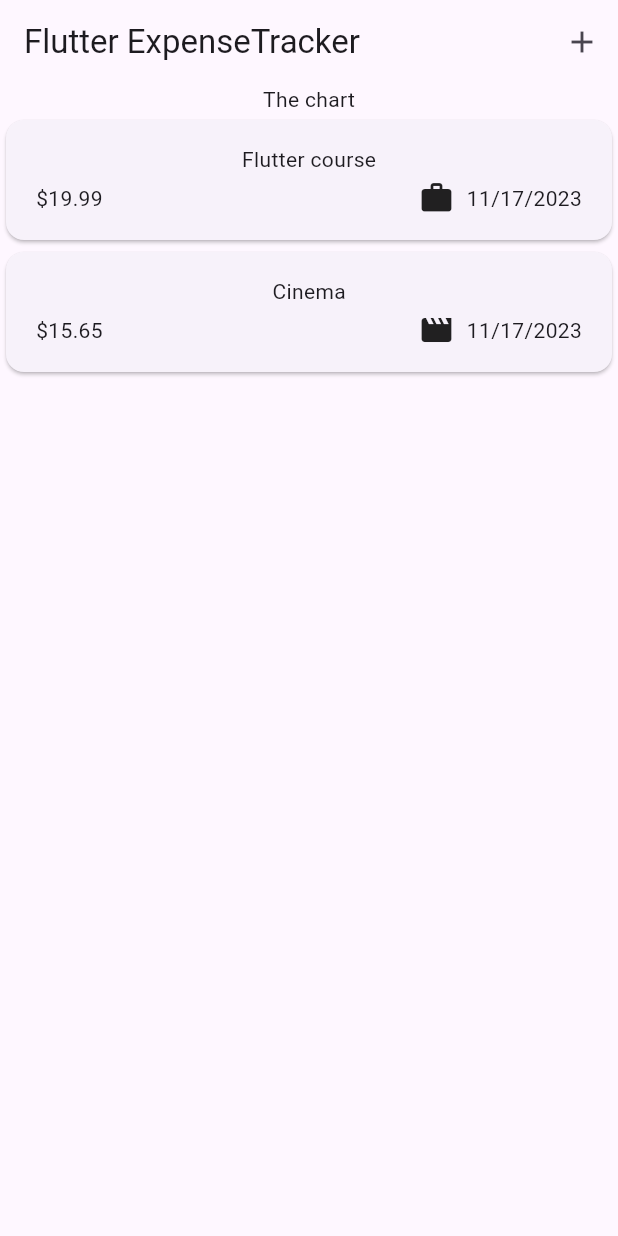
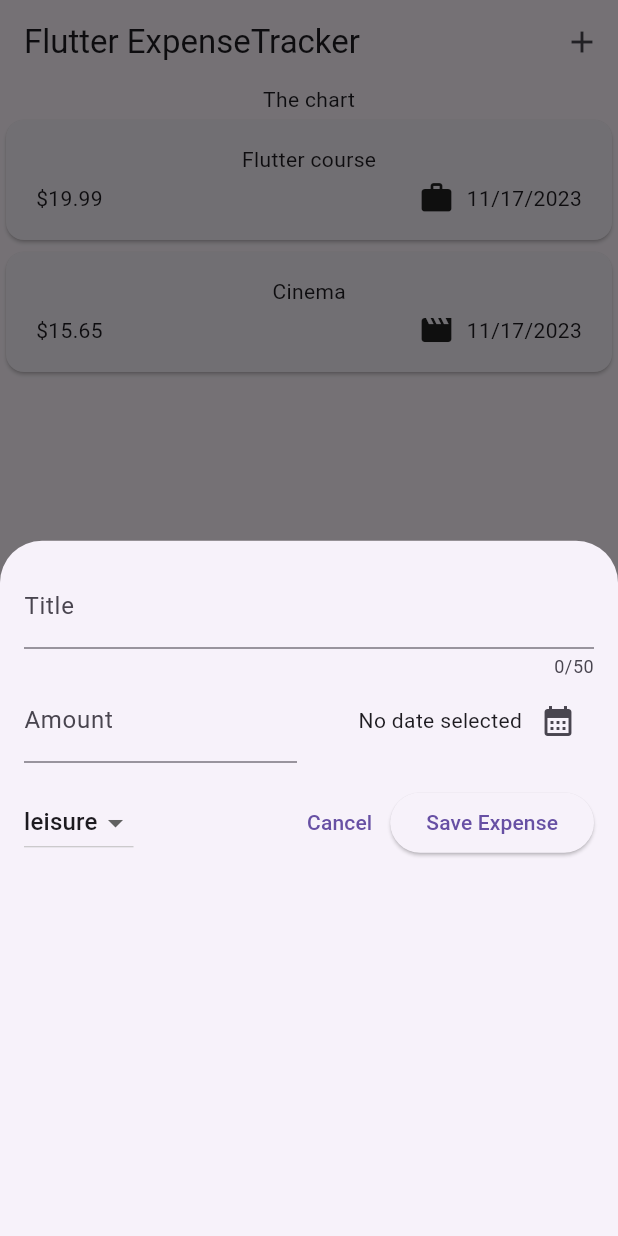
Before and after one commit to Qloozen/flutter-apps, a Flutter app: the screen it shows after launch, after a tap on the "add" icon, on a phone screen of 412 x 824 dp. Run offline on Flutter 3.47's test engine with Material 2 defaults, Android fonts, the phone set to English and light mode, and no system bars; our stand-ins replace google_fonts.

Commit message:
Added the user input field for creating expenses

```diff
--- a/expense_tracker/lib/widgets/expenses.dart
+++ b/expense_tracker/lib/widgets/expenses.dart
@@ -1,5 +1,6 @@
 import 'package:expense_tracker/widgets/expenses_list/expenses_list.dart';
 import "package:expense_tracker/models/expense.dart";
+import "package:expense_tracker/widgets/new_expense.dart";
 import "package:flutter/material.dart";
 
 class Expenses extends StatefulWidget {
@@ -27,6 +28,11 @@ class _ExpensesState extends State<Expenses> {
     ),
   ];
 
+  void _openAddExpenseOverlay() {
+    showModalBottomSheet(
+        context: context, builder: (ctx) => const NewExpense());
+  }
+
   @override
   Widget build(BuildContext context) {
     return Scaffold(
@@ -34,7 +40,7 @@ class _ExpensesState extends State<Expenses> {
         title: const Text("Flutter ExpenseTracker"),
         actions: [
           IconButton(
-            onPressed: () {},
+            onPressed: _openAddExpenseOverlay,
             icon: const Icon(Icons.add),
           ),
         ],
--- /dev/null
+++ b/expense_tracker/lib/widgets/new_expense.dart
@@ -0,0 +1,119 @@
+import 'package:expense_tracker/models/expense.dart';
+import 'package:flutter/material.dart';
+
+class NewExpense extends StatefulWidget {
+  const NewExpense({super.key});
+
+  @override
+  State<NewExpense> createState() {
+    return _NewExpenseState();
+  }
+}
+
+class _NewExpenseState extends State<NewExpense> {
+  final _titleController = TextEditingController();
+  final _amountController = TextEditingController();
+  DateTime? _selectedDate;
+  Category _selectedCategory = Category.leisure;
+
+  void _showDatePicker() async {
+    final now = DateTime.now();
+    final firstDate = DateTime(now.year - 1, now.month, now.day);
+    final pickedDate = await showDatePicker(
+      context: context,
+      initialDate: now,
+      firstDate: firstDate,
+      lastDate: now,
+    );
+    setState(() {
+      _selectedDate = pickedDate;
+    });
+  }
+
+  @override
+  void dispose() {
+    _titleController.dispose();
+    _amountController.dispose();
+    super.dispose();
+  }
+
+  @override
+  Widget build(BuildContext context) {
+    return Padding(
+      padding: const EdgeInsets.all(16),
+      child: Column(
+        children: [
+          TextField(
+            controller: _titleController,
+            maxLength: 50,
+            decoration: const InputDecoration(
+              label: Text("Title"),
+            ),
+          ),
+          Row(
+            children: [
+              Expanded(
+                child: TextField(
+                  controller: _amountController,
+                  keyboardType: TextInputType.number,
+                  decoration: const InputDecoration(
+                    prefixText: "\$ ",
+                    label: Text("Amount"),
+                  ),
+                ),
+              ),
+              const SizedBox(
+                width: 16,
+              ),
+              Expanded(
+                  child: Row(
+                mainAxisAlignment: MainAxisAlignment.end,
+                crossAxisAlignment: CrossAxisAlignment.center,
+                children: [
+                  Text(
+                    _selectedDate == null
+                        ? "No date selected"
+                        : dateFormatter.format(_selectedDate!),
+                  ),
+                  IconButton(
+                    onPressed: _showDatePicker,
+                    icon: const Icon(Icons.calendar_month),
+                  )
+                ],
+              ))
+            ],
+          ),
+          const SizedBox(height: 16),
+          Row(
+            children: [
+              DropdownButton(
+                value: _selectedCategory,
+                items: Category.values
+                    .map(
+                      (c) => DropdownMenuItem(
+                        value: c,
+                        child: Text(c.name.toLowerCase()),
+                      ),
+                    )
+                    .toList(),
+                onChanged: (value) {
+                  if (value == null) return;
+                  setState(() => _selectedCategory = value);
+                },
+              ),
+              const Spacer(),
+              TextButton(
+                onPressed: () => Navigator.pop(context),
+                child: const Text('Cancel'),
+              ),
+              ElevatedButton(
+                onPressed: () {},
+                child: const Text('Save Expense'),
+              ),
+            ],
+          )
+        ],
+      ),
+    );
+  }
+}
```
